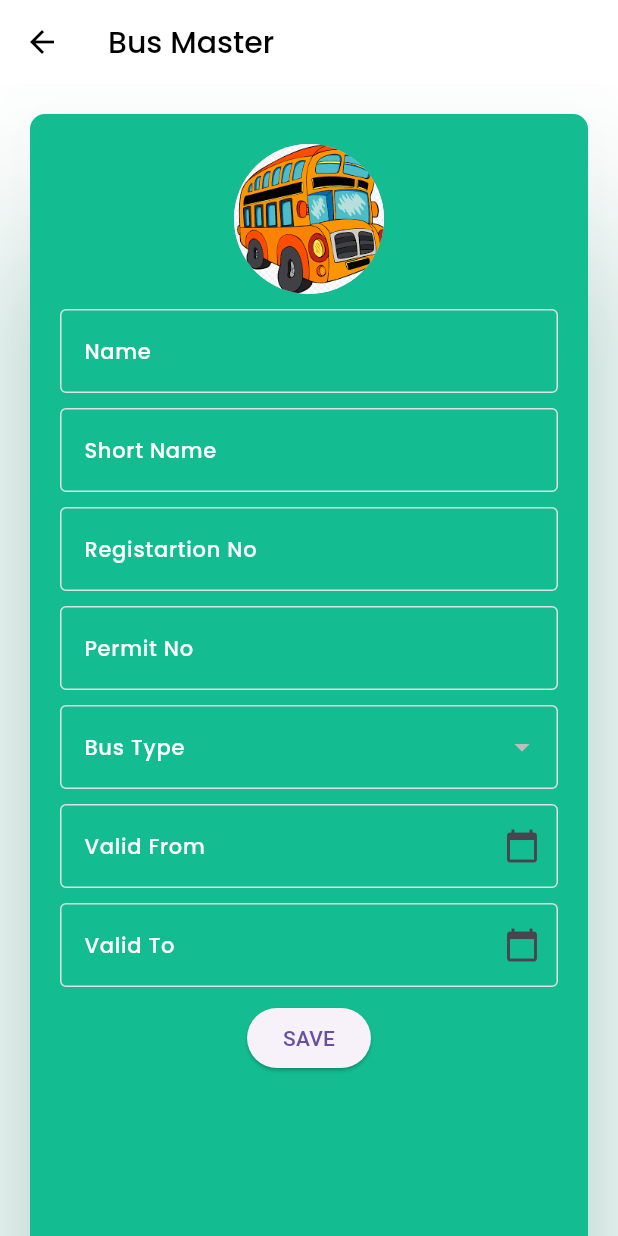
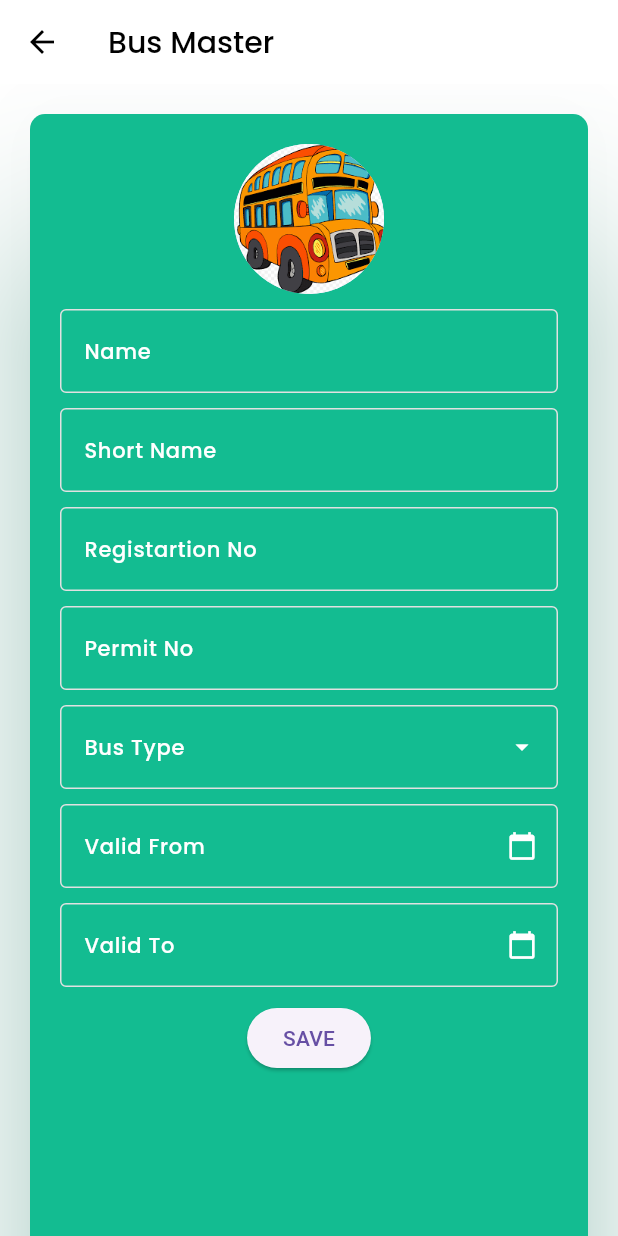
Before and after one commit to vishakhmk-del/pompomTracker, a Flutter app: the ScreenBusMater screen opened directly, on a phone screen of 412 x 824 dp. Run offline on Flutter 3.47's test engine with Material 3 defaults, Android fonts, the phone set to English and light mode, and no system bars; our stand-ins replace animated_splash_screen, dio, fl_chart, fluttertoast, lottie, page_transition and 1 more; accounts and stored records are empty; network calls fail.

```diff
--- a/pompomtracker/lib/core/routes/approute.dart
+++ b/pompomtracker/lib/core/routes/approute.dart
@@ -1,6 +1,7 @@
 import 'package:pompomtracker/core/hook/hook.dart';
 import 'package:pompomtracker/screens/Bus/ScreenBusMaster.dart';
 import 'package:pompomtracker/screens/route_mas/ScreenRouteMaster.dart';
+import 'package:pompomtracker/screens/trip/ScreenTrip.dart';
 
 class Approutes {
   PageTransition loginscreen = PageTransition(
@@ -31,4 +32,11 @@ class Approutes {
     curve: Curves.easeInOutBack,
     duration: const Duration(microseconds: 500),
   );
+  PageTransition tripmasterscreen = PageTransition(
+    child: const ScreenTrip(),
+    type: PageTransitionType.fade,
+    alignment: Alignment.center,
+    curve: Curves.easeInOutBack,
+    duration: const Duration(microseconds: 500),
+  );
 }
--- a/pompomtracker/lib/provider/theme/theme_constants.dart
+++ b/pompomtracker/lib/provider/theme/theme_constants.dart
@@ -21,11 +21,15 @@ class MyTheme {
         primaryFixed: Colors.black38,
         /*****************/
         surfaceContainer: Color(0xffFF8096),
-        secondaryFixed: Color(0xFFE1E1E1)
+        secondaryFixed: Color(0xFFE1E1E1),
+        tertiary: Colors.white,
       ),
       textTheme: const TextTheme(
-        labelLarge: TextStyle(
-              color: Colors.black, fontSize: 14, fontFamily: 'Poppins-Medium',fontWeight: FontWeight.w500),
+          labelLarge: TextStyle(
+              color: Colors.black,
+              fontSize: 14,
+              fontFamily: 'Poppins-Medium',
+              fontWeight: FontWeight.w500),
           labelMedium: TextStyle(
               color: Colors.black54,
               fontSize: 10,
@@ -59,11 +63,15 @@ class MyTheme {
         primaryFixed: Color(0Xff37434d),
         /*****************/
         surfaceContainer: Color(0xff4169E1),
-        secondaryFixed: Color(0xFFE1E1E1)
+        secondaryFixed: Color(0xFFE1E1E1),
+        tertiary: Colors.black,
       ),
       textTheme: const TextTheme(
-        labelLarge: TextStyle(
-              color: Colors.white, fontSize: 14, fontFamily: 'Poppins-Medium',fontWeight:FontWeight.w500),
+          labelLarge: TextStyle(
+              color: Colors.white,
+              fontSize: 14,
+              fontFamily: 'Poppins-Medium',
+              fontWeight: FontWeight.w500),
           labelMedium: TextStyle(
               color: Colors.white, fontSize: 10, fontFamily: 'Poppins-Medium'),
           labelSmall: TextStyle(
--- a/pompomtracker/lib/screens/Bus/ScreenBusMaster.dart
+++ b/pompomtracker/lib/screens/Bus/ScreenBusMaster.dart
@@ -31,7 +31,7 @@ class _MyWidgetState extends State<ScreenBusMater> {
     final busType = Bustype.fromJson(resultJson as Map<String, dynamic>);
 
     setState(() {
-      busTypeList = busType.busList!.map((bus) => bus.typeId!).toList();
+      busTypeList = busType.busList!.map((bus) => bus.typeId ?? "").toList();
     });
   }
 
@@ -179,7 +179,13 @@ class _MyWidgetState extends State<ScreenBusMater> {
                             items: busTypeList.map((valueItem) {
                               return DropdownMenuItem(
                                 value: valueItem,
-                                child: Text(valueItem),
+                                child: Text(
+                                  valueItem,
+                                  style: TextStyle(
+                                      color: Theme.of(context)
+                                          .colorScheme
+                                          .onSecondary),
+                                ),
                               );
                             }).toList(),
                             onChanged: (newValue) {
@@ -189,13 +195,19 @@ class _MyWidgetState extends State<ScreenBusMater> {
                             },
                             value: selectedBusType,
                             style: TextStyle(
-                                color:
-                                    Theme.of(context).colorScheme.onSecondary),
+                                color: Theme.of(context).colorScheme.onPrimary),
+                            icon: Theme(
+                                data: MyTheme.appIconTheme,
+                                child: const Icon(
+                                  Icons.arrow_drop_down,
+                                )),
                             decoration: InputDecoration(
                               labelText: 'Bus Type',
                               labelStyle:
                                   Theme.of(context).textTheme.labelSmall,
                             ),
+                            dropdownColor:
+                                Theme.of(context).colorScheme.tertiary,
                             validator: (value) {
                               if (value!.isEmpty) {
                                 return 'Select Bus Type';
@@ -218,7 +230,11 @@ class _MyWidgetState extends State<ScreenBusMater> {
                               labelText: 'Valid From',
                               labelStyle:
                                   Theme.of(context).textTheme.labelSmall,
-                              suffixIcon: const Icon(Icons.calendar_today),
+                              suffixIcon: Theme(
+                                  data: MyTheme.appIconTheme,
+                                  child: const Icon(
+                                    Icons.calendar_today,
+                                  )),
                             ),
                             onTap: () =>
                                 _selectDate(context, _dateValidController),
@@ -244,7 +260,12 @@ class _MyWidgetState extends State<ScreenBusMater> {
                               labelText: 'Valid To',
                               labelStyle:
                                   Theme.of(context).textTheme.labelSmall,
-                              suffixIcon: const Icon(Icons.calendar_today),
+                              suffixIcon: Theme(
+                                data: MyTheme.appIconTheme,
+                                child: const Icon(
+                                  Icons.calendar_today,
+                                ),
+                              ),
                             ),
                             onTap: () =>
                                 _selectDate(context, _dateToController),
@@ -317,7 +338,7 @@ class _MyWidgetState extends State<ScreenBusMater> {
     final fromDate = _dateValidController.text;
     final toDate = _dateToController.text;
     final selectedBus = selectedBusType;
-    final value = SharedPrefManager.instance.getSharedData();
+    final value = await SharedPrefManager.instance.getSharedData();
     // print(value);
 
     final busMasterReq = BusMasterReq.req(
@@ -328,7 +349,7 @@ class _MyWidgetState extends State<ScreenBusMater> {
         permitno: permitNo,
         vfrom: fromDate,
         vto: toDate,
-        userId: 'OWN00001',
+        userId: value!.userId,
         active: '1');
     final busMasterResp = await Busdata().busMasterSave(busMasterReq);
     final resultAsjson = jsonDecode(busMasterResp.toString());
--- a/pompomtracker/lib/screens/route_mas/ScreenRouteMaster.dart
+++ b/pompomtracker/lib/screens/route_mas/ScreenRouteMaster.dart
@@ -161,7 +161,11 @@ class _MyWidgetState extends State<ScreenRoutemaster> {
     final value = await SharedPrefManager.instance.getSharedData();
 
     final routeMasReq = RouteMasterReq(
-        from: fromStation, to: toStation, via: via, userId: 'OWN00001');
+      from: fromStation,
+      to: toStation,
+      via: via,
+      userId: value!.userId,
+    );
     final routeMasterResp = await Busdata().routeMasterSave(routeMasReq);
     final reultAsJson = jsonDecode(routeMasterResp.toString());
     final resValue =
```
Also changed, not shown: pompomtracker/lib/screens/trip/ScreenTrip.dart (added, +25 -0 lines), pompomtracker/lib/widgets/gridview/gridview.dart (+9 -3 lines).
